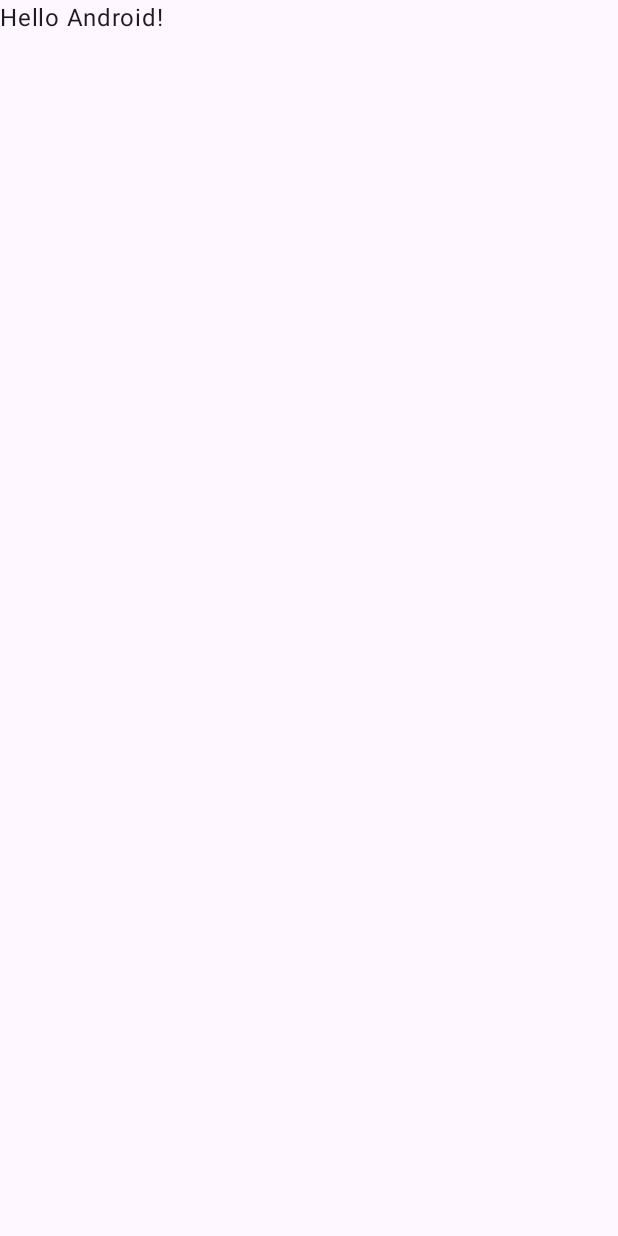
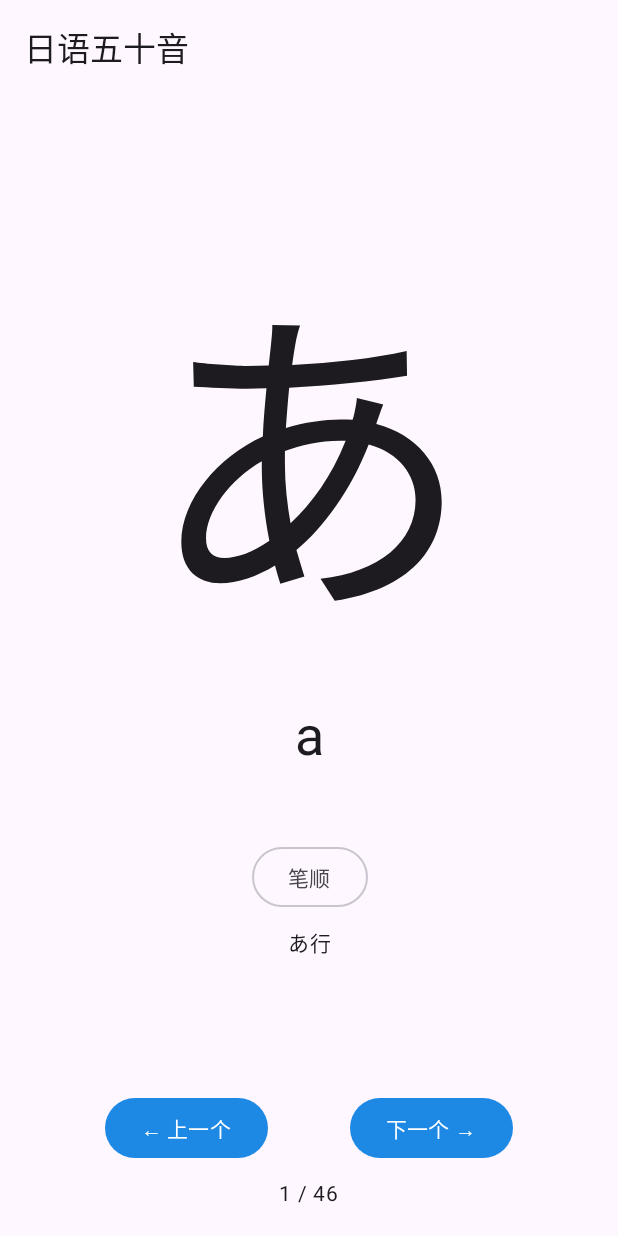
Before and after one commit to stormeyes/gojuon-cards, an Android app built with Jetpack Compose: the screen it shows after launch (MainActivity), on a phone screen of 412 x 824 dp. Before the commit the screen is almost empty. Run offline under Robolectric (Android 15) with nearby library versions, the phone set to English and light mode, and no system bars.

Commit message:
feat: card screen with HorizontalPager + nav buttons
Single Composable screen showing big kana, romaji, row label,
and a 笔顺 button (placeholder). Pager simulates infinite
scroll (VIRTUAL_PAGE_COUNT = 10000) for first/last looping.
Bottom buttons mirror swipe.

Co-Authored-By: Claude Opus 4.7 (1M context) <noreply@anthropic.com>

```diff
--- a/app/src/main/java/com/kongkongyzt/gojuon/MainActivity.kt
+++ b/app/src/main/java/com/kongkongyzt/gojuon/MainActivity.kt
@@ -4,13 +4,7 @@ import android.os.Bundle
 import androidx.activity.ComponentActivity
 import androidx.activity.compose.setContent
 import androidx.activity.enableEdgeToEdge
-import androidx.compose.foundation.layout.fillMaxSize
-import androidx.compose.foundation.layout.padding
-import androidx.compose.material3.Scaffold
-import androidx.compose.material3.Text
-import androidx.compose.runtime.Composable
-import androidx.compose.ui.Modifier
-import androidx.compose.ui.tooling.preview.Preview
+import com.kongkongyzt.gojuon.ui.CardScreen
 import com.kongkongyzt.gojuon.ui.theme.GojuonCardsTheme
 
 class MainActivity : ComponentActivity() {
@@ -19,29 +13,8 @@ class MainActivity : ComponentActivity() {
         enableEdgeToEdge()
         setContent {
             GojuonCardsTheme {
-                Scaffold(modifier = Modifier.fillMaxSize()) { innerPadding ->
-                    Greeting(
-                        name = "Android",
-                        modifier = Modifier.padding(innerPadding)
-                    )
-                }
+                CardScreen()
             }
         }
     }
 }
-
-@Composable
-fun Greeting(name: String, modifier: Modifier = Modifier) {
-    Text(
-        text = "Hello $name!",
-        modifier = modifier
-    )
-}
-
-@Preview(showBackground = true)
-@Composable
-fun GreetingPreview() {
-    GojuonCardsTheme {
-        Greeting("Android")
-    }
-}
--- /dev/null
+++ b/app/src/main/java/com/kongkongyzt/gojuon/ui/CardScreen.kt
@@ -0,0 +1,143 @@
+package com.kongkongyzt.gojuon.ui
+
+import androidx.compose.foundation.layout.Arrangement
+import androidx.compose.foundation.layout.Box
+import androidx.compose.foundation.layout.Column
+import androidx.compose.foundation.layout.Row
+import androidx.compose.foundation.layout.Spacer
+import androidx.compose.foundation.layout.fillMaxSize
+import androidx.compose.foundation.layout.fillMaxWidth
+import androidx.compose.foundation.layout.height
+import androidx.compose.foundation.layout.padding
+import androidx.compose.foundation.pager.HorizontalPager
+import androidx.compose.foundation.pager.rememberPagerState
+import androidx.compose.material3.Button
+import androidx.compose.material3.ExperimentalMaterial3Api
+import androidx.compose.material3.OutlinedButton
+import androidx.compose.material3.Scaffold
+import androidx.compose.material3.Text
+import androidx.compose.material3.TopAppBar
+import androidx.compose.material3.TopAppBarDefaults
+import androidx.compose.runtime.Composable
+import androidx.compose.runtime.rememberCoroutineScope
+import androidx.compose.ui.Alignment
+import androidx.compose.ui.Modifier
+import androidx.compose.ui.res.stringResource
+import androidx.compose.ui.text.font.FontWeight
+import androidx.compose.ui.unit.dp
+import androidx.compose.ui.unit.sp
+import com.kongkongyzt.gojuon.R
+import com.kongkongyzt.gojuon.data.GOJUON
+import com.kongkongyzt.gojuon.data.Kana
+import kotlinx.coroutines.launch
+
+/**
+ * 卡片总数。固定 46(清音平假名)。
+ * Pager 用 [VIRTUAL_PAGE_COUNT] 模拟无限滚动以支持首尾循环。
+ */
+private const val KANA_COUNT = 46
+private const val VIRTUAL_PAGE_COUNT = 10_000  // 大数模拟无限;中点附近开始
+private val INITIAL_VIRTUAL_PAGE = (VIRTUAL_PAGE_COUNT / 2).let { it - it % KANA_COUNT }
+
+@OptIn(ExperimentalMaterial3Api::class)
+@Composable
+fun CardScreen() {
+    val pagerState = rememberPagerState(
+        initialPage = INITIAL_VIRTUAL_PAGE,
+        pageCount = { VIRTUAL_PAGE_COUNT }
+    )
+    val scope = rememberCoroutineScope()
+
+    val currentRealIndex = ((pagerState.currentPage % KANA_COUNT) + KANA_COUNT) % KANA_COUNT
+    val displayList: List<Kana> = GOJUON  // Phase 4 will swap to shuffled order when toggle is on
+
+    Scaffold(
+        topBar = {
+            TopAppBar(
+                title = { Text(text = "日语五十音") },
+                colors = TopAppBarDefaults.topAppBarColors()
+            )
+        }
+    ) { padding ->
+        Column(
+            modifier = Modifier
+                .fillMaxSize()
+                .padding(padding),
+            horizontalAlignment = Alignment.CenterHorizontally
+        ) {
+            HorizontalPager(
+                state = pagerState,
+                modifier = Modifier
+                    .fillMaxWidth()
+                    .height(0.dp)
+                    .weight(1f)
+            ) { virtualPage ->
+                val realIndex = ((virtualPage % KANA_COUNT) + KANA_COUNT) % KANA_COUNT
+                CardContent(kana = displayList[realIndex])
+            }
+
+            BottomNav(
+                currentIndex = currentRealIndex,
+                onPrev = {
+                    scope.launch { pagerState.animateScrollToPage(pagerState.currentPage - 1) }
+                },
+                onNext = {
+                    scope.launch { pagerState.animateScrollToPage(pagerState.currentPage + 1) }
+                },
+            )
+        }
+    }
+}
+
+@Composable
+private fun CardContent(kana: Kana) {
+    Box(
+        modifier = Modifier.fillMaxSize(),
+        contentAlignment = Alignment.Center
+    ) {
+        Column(
+            horizontalAlignment = Alignment.CenterHorizontally,
+            verticalArrangement = Arrangement.Center
+        ) {
+            Text(
+                text = kana.char,
+                fontSize = 220.sp,
+                fontWeight = FontWeight.Normal,
+            )
+            Spacer(Modifier.height(8.dp))
+            Text(
+                text = kana.romaji,
+                fontSize = 36.sp,
+            )
+            Spacer(Modifier.height(48.dp))
+            OutlinedButton(onClick = { /* Phase 7 stroke trigger */ }) {
+                Text(stringResource(R.string.btn_stroke))
+            }
+            Spacer(Modifier.height(8.dp))
+            Text(
+                text = kana.row,
+                fontSize = 14.sp,
+            )
+        }
+    }
+}
+
+@Composable
+private fun BottomNav(currentIndex: Int, onPrev: () -> Unit, onNext: () -> Unit) {
+    Column(
+        modifier = Modifier
+            .fillMaxWidth()
+            .padding(16.dp),
+        horizontalAlignment = Alignment.CenterHorizontally
+    ) {
+        Row(
+            modifier = Modifier.fillMaxWidth(),
+            horizontalArrangement = Arrangement.SpaceEvenly
+        ) {
+            Button(onClick = onPrev) { Text("← " + stringResource(R.string.btn_prev)) }
+            Button(onClick = onNext) { Text(stringResource(R.string.btn_next) + " →") }
+        }
+        Spacer(Modifier.height(8.dp))
+        Text(text = "${currentIndex + 1} / $KANA_COUNT", fontSize = 14.sp)
+    }
+}
```
